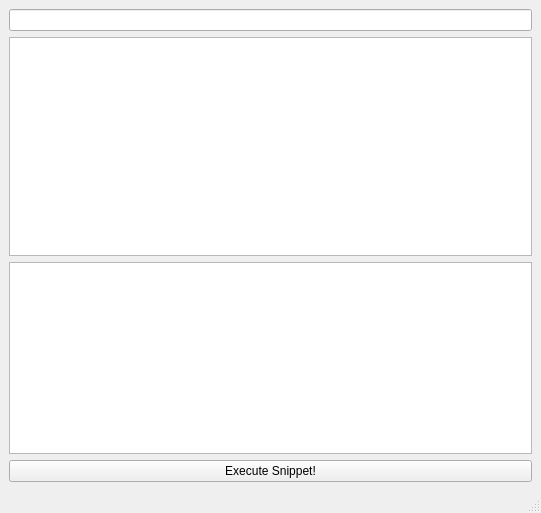
This is src/maya/ui/Loader.ui in KelSolaar/Snippets as Qt 5 draws it before an edit. The edited form follows.
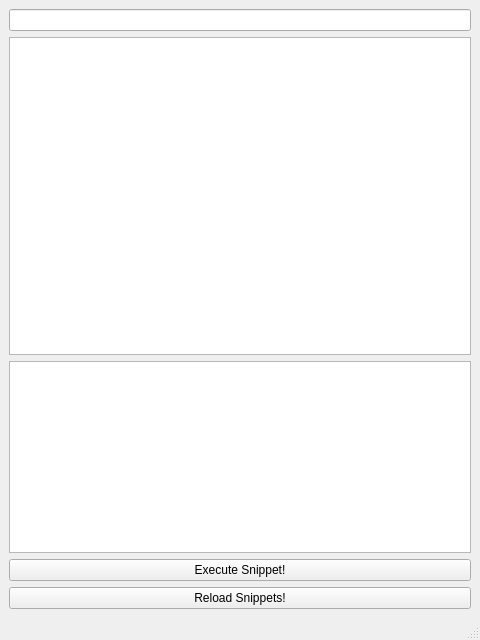
This is the edited form.

```diff
--- a/src/maya/ui/Loader.ui
+++ b/src/maya/ui/Loader.ui
@@ -1,12 +1,12 @@
 <ui version="4.0" >
  <class>Loader_MainWindow</class>
- <widget class="QMainWindow" name="Loader_MainWindow" >
-  <property name="geometry" >
+ <widget class="QMainWindow" name="Loader_MainWindow">
+  <property name="geometry">
    <rect>
     <x>0</x>
     <y>0</y>
-    <width>541</width>
-    <height>513</height>
+    <width>480</width>
+    <height>640</height>
    </rect>
   </property>
   <property name="windowTitle" >
@@ -33,18 +33,23 @@
     <item row="0" column="0" >
      <widget class="QLineEdit" name="Search_lineEdit" />
     </item>
-    <item row="2" column="0" >
-     <widget class="QTextBrowser" name="Informations_textBrowser" >
-      <property name="sizePolicy" >
-       <sizepolicy>
-        <hsizetype>7</hsizetype>
-        <vsizetype>1</vsizetype>
+    <item row="2" column="0">
+     <widget class="QTextBrowser" name="Informations_textBrowser">
+      <property name="sizePolicy">
+       <sizepolicy hsizetype="Expanding" vsizetype="Minimum">
         <horstretch>0</horstretch>
         <verstretch>0</verstretch>
        </sizepolicy>
       </property>
      </widget>
     </item>
+    <item row="4" column="0">
+     <widget class="QPushButton" name="Reload_Snippets_pushButton">
+      <property name="text">
+       <string>Reload Snippets!</string>
+      </property>
+     </widget>
+    </item>
    </layout>
   </widget>
   <widget class="QStatusBar" name="statusbar" />
```
Left out of the diff: 29 changed lines with no effect on the pictures.
